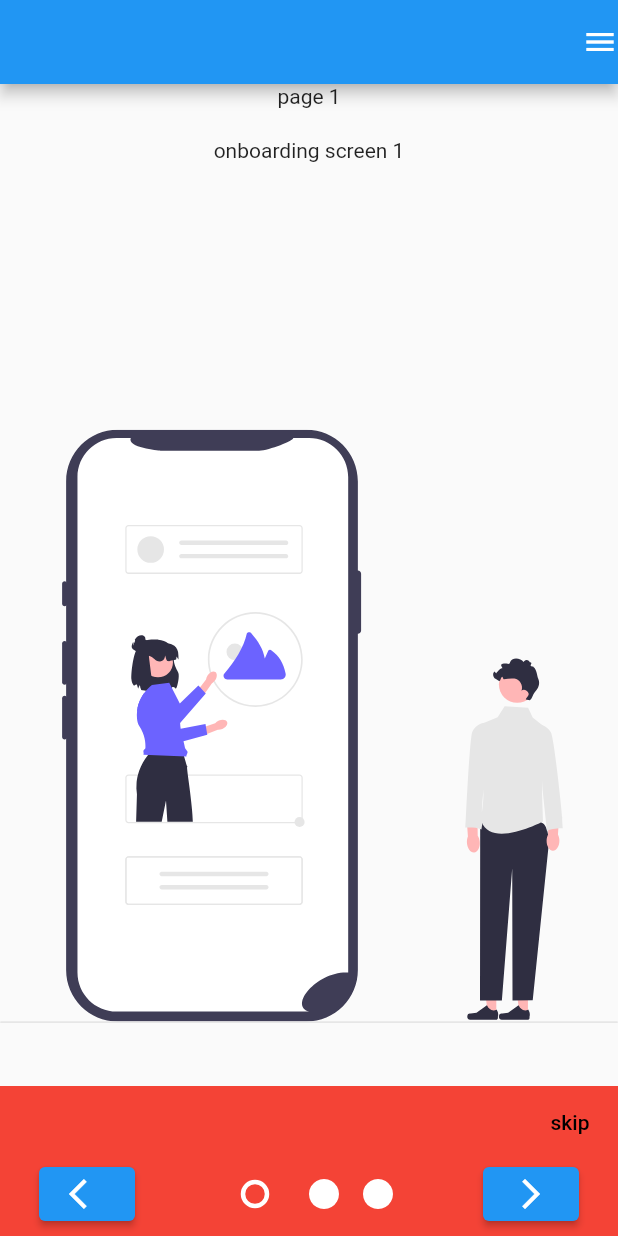
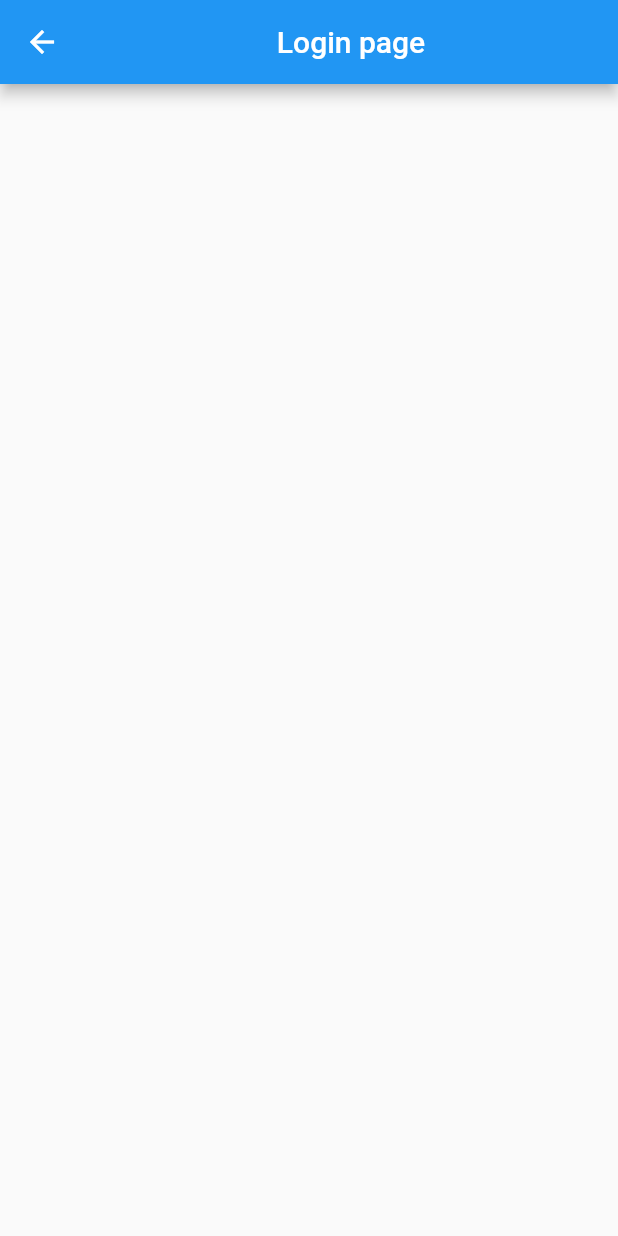
Before and after one commit to shushal19/tutapp, a Flutter app: the screen it shows after launch, after a tap on "skip", on a phone screen of 412 x 824 dp. Run offline on Flutter 3.47's test engine with Material 2 defaults, Android fonts, the phone set to English and light mode, and no system bars; our stand-ins replace flutter_svg.

Commit message:
onboardingpage

```diff
--- a/lib/main.dart
+++ b/lib/main.dart
@@ -78,7 +78,9 @@ class _OnboardingPageState extends State<OnboardingPage> {
             Row(
               mainAxisAlignment: MainAxisAlignment.end,
               children: [
-                TextButton(onPressed: () {}, child: const Text("skip",style: TextStyle(color:Colors.black),))
+                TextButton(onPressed: () {
+                  Navigator.push(context, MaterialPageRoute(builder: (context)=>LoginPage()));
+                }, child: const Text("skip",style: TextStyle(color:Colors.black),))
               ],
             ),
 
@@ -157,6 +159,24 @@ class _OnboardingPageState extends State<OnboardingPage> {
 }
 }
 
+class LoginPage extends StatefulWidget {
+  const LoginPage({super.key});
+
+  @override
+  State<LoginPage> createState() => _LoginPageState();
+}
+
+class _LoginPageState extends State<LoginPage> {
+  @override
+  Widget build(BuildContext context) {
+    return Scaffold(
+      appBar: AppBar(
+        title: const Center(child:  Text("Login page")),
+      ),
+    );
+  }
+}
+
 
 
 
```
